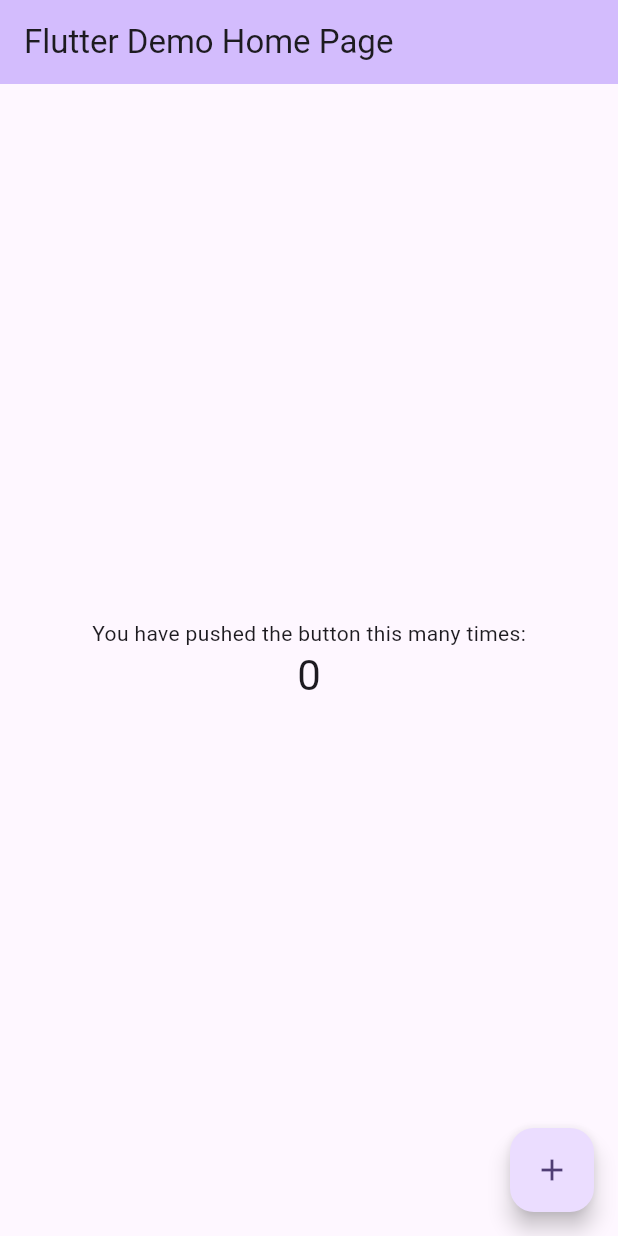
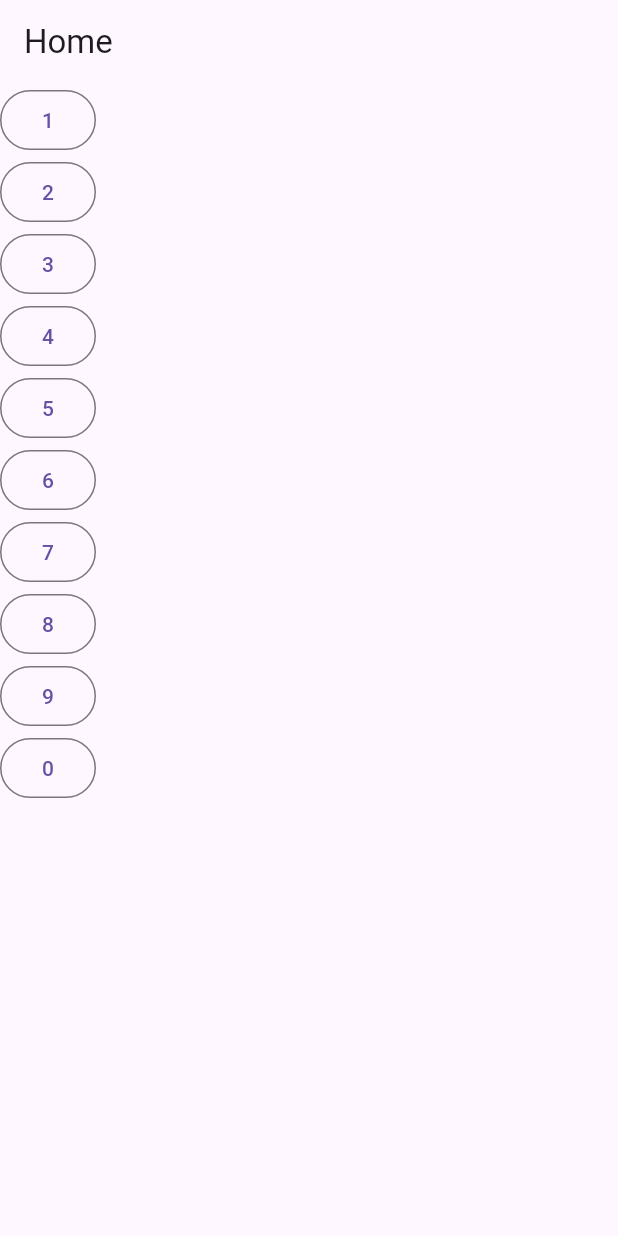
Before and after one commit to TheDarkSide1992/rpn_cal, a Flutter app: the screen it shows after launch, on a phone screen of 412 x 824 dp. Run offline on Flutter 3.47's test engine with Material 3 defaults, Android fonts, the light colour scheme and no system bars.

Commit message:
added some btn

```diff
--- /dev/null
+++ b/lib/calculator_screen.dart
@@ -0,0 +1,55 @@
+import 'package:flutter/material.dart';
+import 'package:rpn_calculator/cal_logic.dart';
+
+class CalculatorScreen extends StatelessWidget {
+  const CalculatorScreen({super.key});
+
+  static var call = Calculator();
+
+  static var currentValue = "";
+
+  @override
+  Widget build(BuildContext context) {
+    final textTheme = Theme.of(context).textTheme;
+    return Scaffold(
+      appBar: AppBar(title: const Text("Home")),
+      body: Column(
+        children: [
+          _numbtn(1),
+          _numbtn(2),
+          _numbtn(3),
+          _numbtn(4),
+          _numbtn(5),
+          _numbtn(6),
+          _numbtn(7),
+          _numbtn(8),
+          _numbtn(9),
+          _numbtn(0),
+        ],
+      ),
+    );
+  }
+
+  Widget _numbtn(int num) {
+    return OutlinedButton(
+      onPressed: () => currentValue + num.toString(),
+      child: Text(num.toString()),
+    );
+  }
+
+  Widget _combtn(Command command, String pretty) {
+    return OutlinedButton(
+      onPressed: () => {},
+      child: Text(pretty),
+    );
+  }
+
+  Widget _enter() {
+    int num = currentValue.trim() as int;
+
+    return OutlinedButton(
+      onPressed: () => call.push(num),
+      child: Text("Enter"),
+    );
+  }
+}
--- a/lib/main.dart
+++ b/lib/main.dart
@@ -1,4 +1,6 @@
 import 'package:flutter/material.dart';
+
+import 'calculator_screen.dart';
 
 void main() {
   runApp(const MyApp());
@@ -11,115 +13,12 @@
   @override
   Widget build(BuildContext context) {
     return MaterialApp(
-      title: 'Flutter Demo',
+      title: 'The Worlds Best Calculator',
       theme: ThemeData(
-        // This is the theme of your application.
-        //
-        // TRY THIS: Try running your application with "flutter run". You'll see
-        // the application has a purple toolbar. Then, without quitting the app,
-        // try changing the seedColor in the colorScheme below to Colors.green
-        // and then invoke "hot reload" (save your changes or press the "hot
-        // reload" button in a Flutter-supported IDE, or press "r" if you used
-        // the command line to start the app).
-        //
-        // Notice that the counter didn't reset back to zero; the application
-        // state is not lost during the reload. To reset the state, use hot
-        // restart instead.
-        //
-        // This works for code too, not just values: Most code changes can be
-        // tested with just a hot reload.
-        colorScheme: ColorScheme.fromSeed(seedColor: Colors.deepPurple),
-        useMaterial3: true,
+        primarySwatch: Colors.blue,
       ),
-      home: const MyHomePage(title: 'Flutter Demo Home Page'),
+      darkTheme: ThemeData.dark(),
+      home: const CalculatorScreen(),
     );
   }
 }
-
-class MyHomePage extends StatefulWidget {
-  const MyHomePage({super.key, required this.title});
-
-  // This widget is the home page of your application. It is stateful, meaning
-  // that it has a State object (defined below) that contains fields that affect
-  // how it looks.
-
-  // This class is the configuration for the state. It holds the values (in this
-  // case the title) provided by the parent (in this case the App widget) and
-  // used by the build method of the State. Fields in a Widget subclass are
-  // always marked "final".
-
-  final String title;
-
-  @override
-  State<MyHomePage> createState() => _MyHomePageState();
-}
-
-class _MyHomePageState extends State<MyHomePage> {
-  int _counter = 0;
-
-  void _incrementCounter() {
-    setState(() {
-      // This call to setState tells the Flutter framework that something has
-      // changed in this State, which causes it to rerun the build method below
-      // so that the display can reflect the updated values. If we changed
-      // _counter without calling setState(), then the build method would not be
-      // called again, and so nothing would appear to happen.
-      _counter++;
-    });
-  }
-
-  @override
-  Widget build(BuildContext context) {
-    // This method is rerun every time setState is called, for instance as done
-    // by the _incrementCounter method above.
-    //
-    // The Flutter framework has been optimized to make rerunning build methods
-    // fast, so that you can just rebuild anything that needs updating rather
-    // than having to individually change instances of widgets.
-    return Scaffold(
-      appBar: AppBar(
-        // TRY THIS: Try changing the color here to a specific color (to
-        // Colors.amber, perhaps?) and trigger a hot reload to see the AppBar
-        // change color while the other colors stay the same.
-        backgroundColor: Theme.of(context).colorScheme.inversePrimary,
-        // Here we take the value from the MyHomePage object that was created by
-        // the App.build method, and use it to set our appbar title.
-        title: Text(widget.title),
-      ),
-      body: Center(
-        // Center is a layout widget. It takes a single child and positions it
-        // in the middle of the parent.
-        child: Column(
-          // Column is also a layout widget. It takes a list of children and
-          // arranges them vertically. By default, it sizes itself to fit its
-          // children horizontally, and tries to be as tall as its parent.
-          //
-          // Column has various properties to control how it sizes itself and
-          // how it positions its children. Here we use mainAxisAlignment to
-          // center the children vertically; the main axis here is the vertical
-          // axis because Columns are vertical (the cross axis would be
-          // horizontal).
-          //
-          // TRY THIS: Invoke "debug painting" (choose the "Toggle Debug Paint"
-          // action in the IDE, or press "p" in the console), to see the
-          // wireframe for each widget.
-          mainAxisAlignment: MainAxisAlignment.center,
-          children: <Widget>[
-            const Text(
-              'You have pushed the button this many times:',
-            ),
-            Text(
-              '$_counter',
-              style: Theme.of(context).textTheme.headlineMedium,
-            ),
-          ],
-        ),
-      ),
-      floatingActionButton: FloatingActionButton(
-        onPressed: _incrementCounter,
-        tooltip: 'Increment',
-        child: const Icon(Icons.add),
-      ), // This trailing comma makes auto-formatting nicer for build methods.
-    );
-  }
-}
```
